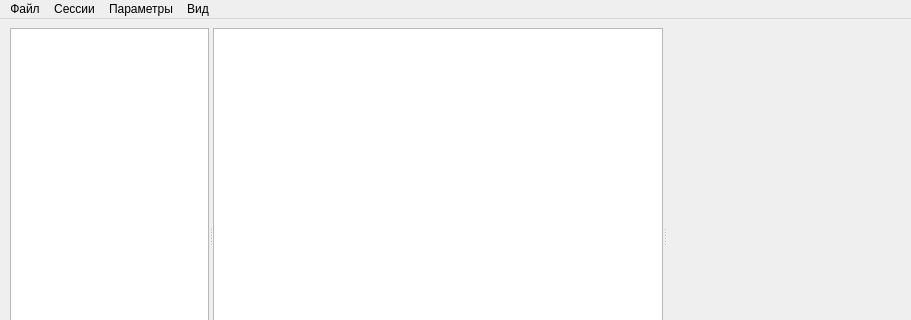
Old version of the form mainwindowcodeeditor.ui in the repository ToMaTiKkk/CodeEditor; both pictures show x 0 to 911 and y 0 to 320 of the 911 by 474 pixel window.
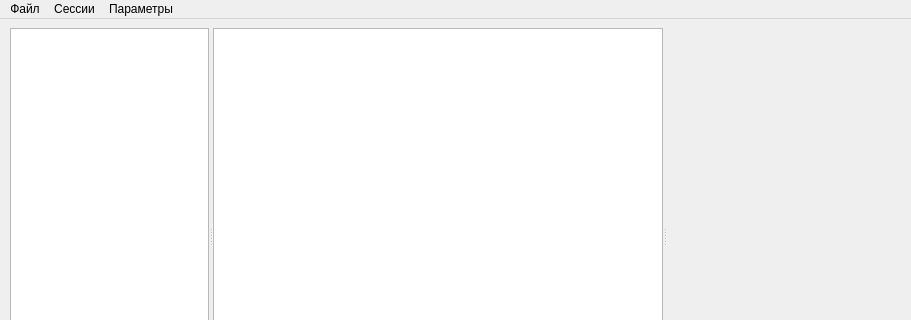
New version of the form.

Diff of the .ui file:
```diff
--- a/mainwindowcodeeditor.ui
+++ b/mainwindowcodeeditor.ui
@@ -217,18 +217,11 @@
      <string>Параметры</string>
     </property>
     <addaction name="actionToDoList"/>
-    <addaction name="actionChangeTheme"/>
-   </widget>
-   <widget class="QMenu" name="menuView">
-    <property name="title">
-     <string>Вид</string>
-    </property>
     <addaction name="actionTerminal"/>
    </widget>
    <addaction name="menuFile"/>
    <addaction name="menuSession"/>
    <addaction name="menufd"/>
-   <addaction name="menuView"/>
   </widget>
   <widget class="QStatusBar" name="statusbar"/>
   <action name="actionNew_File">
```
Left out of the diff: 3 changed lines with no effect on the pictures.
